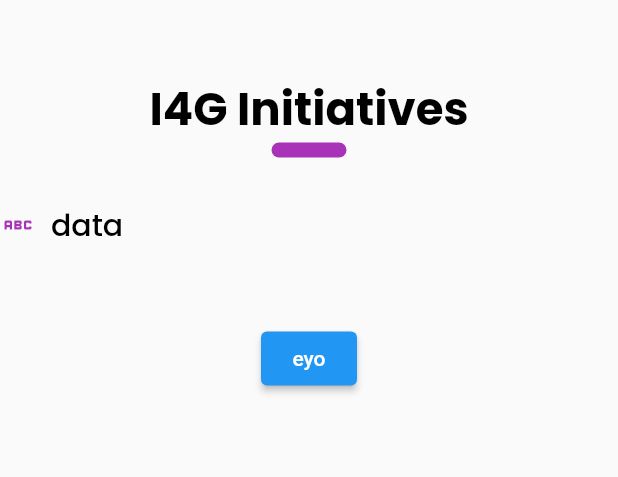
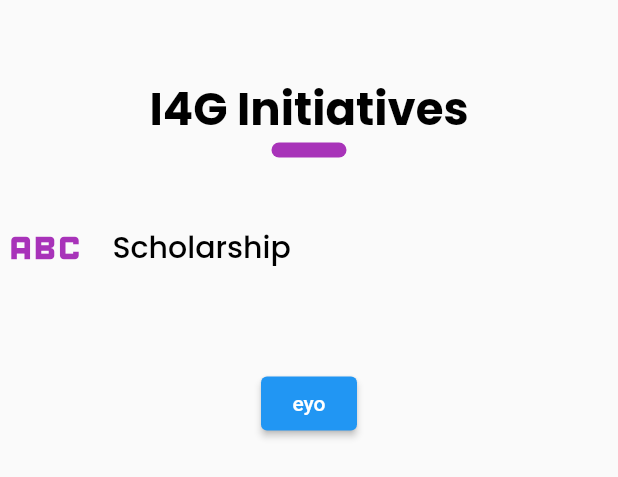
Before and after one commit to Jud-e/ehlites, a Flutter app: the Initiative widget shown alone on an empty page, opened directly, on a phone screen of 412 x 824 dp. Shown: the top 477 px of the screen. Run offline on Flutter 3.47's test engine with Material 2 defaults, Android fonts, the light colour scheme and no system bars; our stand-ins replace google_fonts.

Commit message:
initiatives

```diff
--- a/lib/initiatives.dart
+++ b/lib/initiatives.dart
@@ -50,11 +50,12 @@ class _InitiativeState extends State<Initiative> {
                       children: [
                         Icon(
                           Icons.abc,
+                          size: 60,
                           color: secondary,
                         ),
-                        xMargin(10),
+                        xMargin(15),
                         Text(
-                          "data",
+                          "Scholarship",
                           style: thickStyle(20, black),
                         )
                       ],
```
